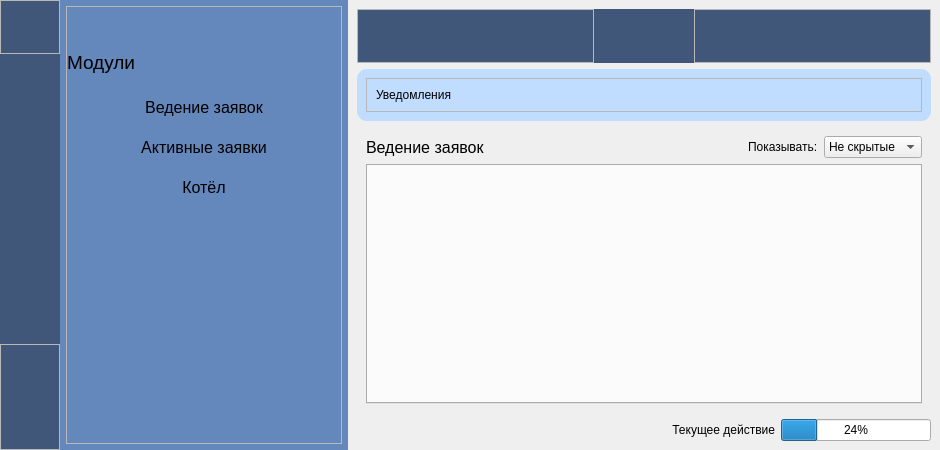
This is ui_taskmanager.ui in ShiragG/TaskManager as Qt 5 draws it before an edit. The edited form follows.
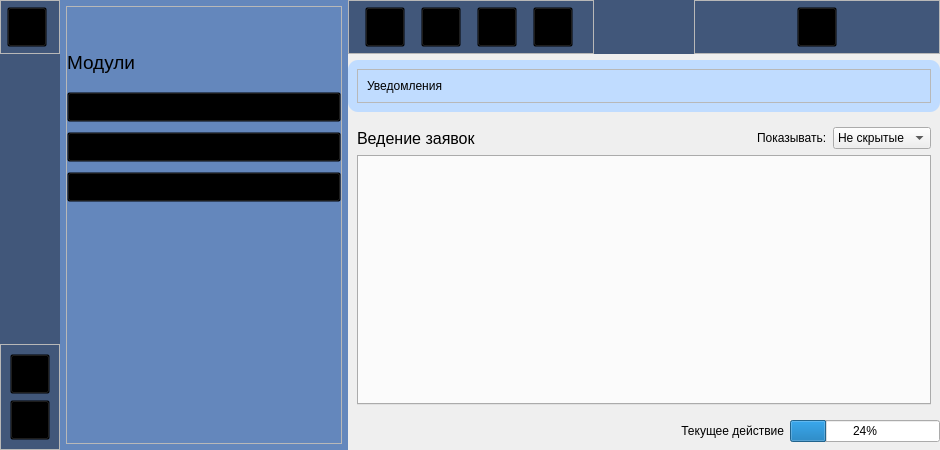
This is the edited form. Icons and pictures are not drawn.

Diff of the .ui file:
```diff
--- a/ui_taskmanager.ui
+++ b/ui_taskmanager.ui
@@ -35,23 +35,6 @@
 	border-radius:10px;
 	
 }
-QPushButton{
-	padding: 2px 5px;
-
-	border:none;
-	background-color:transparent;
-	background: none;
-	padding: 0;
-	margin:0;
-	
-}
-QPushButton:hover{
-	background-color: rgb(235, 235, 235);
-	left: -2px;
-}
-QPushButton::menu-indicator {
-	 image: none;
-}
 
 QToolTip { 
 	background-color: white; 
@@ -78,6 +61,22 @@
     </property>
     <item alignment="Qt::AlignLeft">
      <widget class="QWidget" name="leftMenuContainer" native="true">
+      <property name="styleSheet">
+       <string notr="true">QPushButton{
+	padding: 2px 5px;
+
+	
+	background-color:transparent;
+	padding: 0;
+	margin:0;
+	
+}
+QPushButton:hover{
+	background-color: rgb(235, 235, 235);
+	left: -2px;
+}
+</string>
+      </property>
       <layout class="QHBoxLayout" name="horizontalLayout_2">
        <property name="spacing">
         <number>0</number>
@@ -477,8 +476,37 @@
        </sizepolicy>
       </property>
       <layout class="QVBoxLayout" name="verticalLayout_5">
+       <property name="leftMargin">
+        <number>0</number>
+       </property>
+       <property name="topMargin">
+        <number>0</number>
+       </property>
+       <property name="rightMargin">
+        <number>0</number>
+       </property>
+       <property name="bottomMargin">
+        <number>3</number>
+       </property>
        <item>
         <widget class="QWidget" name="headerContainer" native="true">
+         <property name="styleSheet">
+          <string notr="true">QPushButton{
+	padding: 2px 5px;
+
+	background-color:transparent;
+	padding: 0;
+	margin:0;
+	
+}
+QPushButton:hover{
+	background-color: rgb(235, 235, 235);
+	left: -2px;
+}
+QPushButton::menu-indicator {
+	 image: none;
+}</string>
+         </property>
          <layout class="QHBoxLayout" name="horizontalLayout_5">
           <property name="spacing">
            <number>0</number>
@@ -916,6 +944,12 @@
        </item>
        <item>
         <layout class="QHBoxLayout" name="horizontalLayout_8">
+         <property name="spacing">
+          <number>6</number>
+         </property>
+         <property name="bottomMargin">
+          <number>5</number>
+         </property>
          <item>
           <widget class="QLabel" name="label_action_now">
            <property name="text">
```
